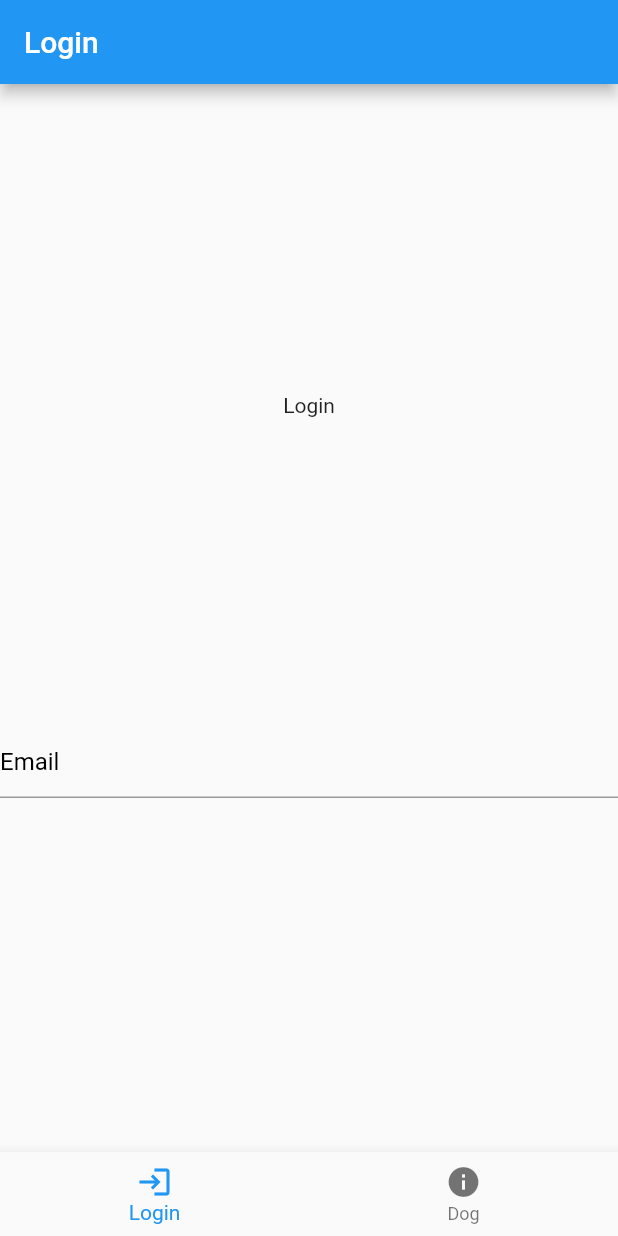
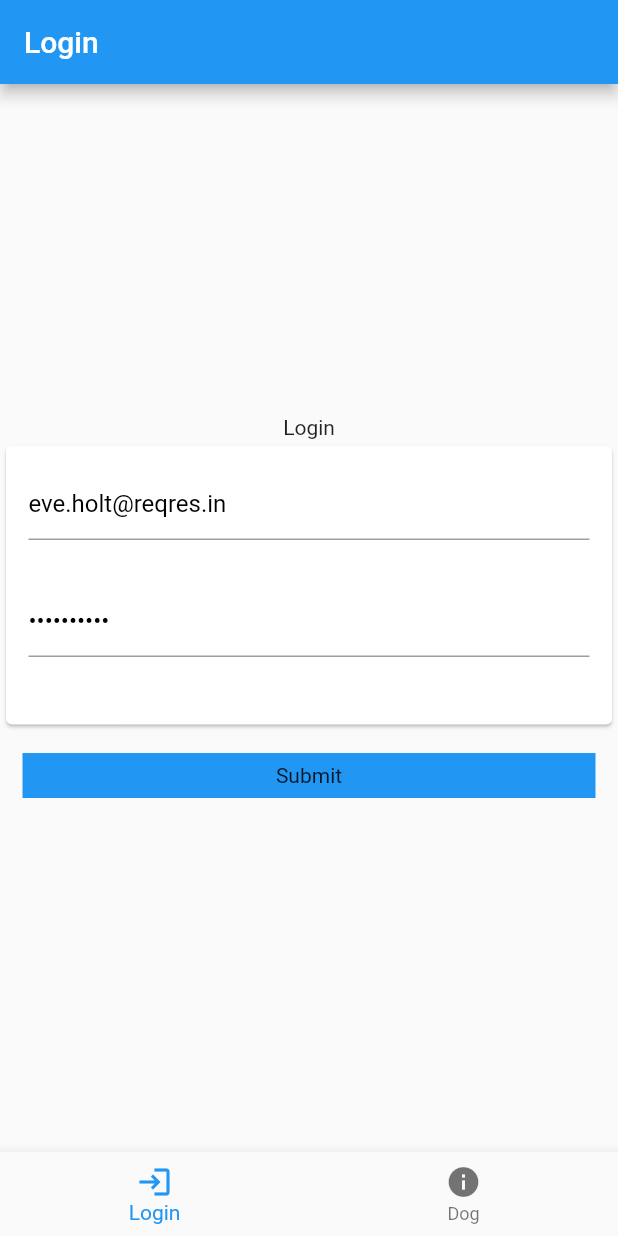
Before and after one commit to ectrema/dog_app_bloc, a Flutter app: the screen it shows after launch, on a phone screen of 412 x 824 dp. Run offline on Flutter 3.47's test engine with Material 2 defaults, Android fonts, the phone set to English and light mode, and no system bars; our stand-ins replace bloc, dio, flutter_bloc.

Commit message:
login work

```diff
--- /dev/null
+++ b/lib/bloc/password/password_event.dart
@@ -0,0 +1,6 @@
+abstract class PasswordEvent {}
+
+class PasswordEventSubmit extends PasswordEvent {
+  final String password;
+  PasswordEventSubmit(this.password);
+}
--- /dev/null
+++ b/lib/bloc/password/password_state.dart
@@ -0,0 +1,12 @@
+enum FieldError { Empty, Invalid }
+
+class PasswordState {
+  final bool isBusy;
+  final FieldError passwordError;
+  final bool submissionSuccess;
+  PasswordState({
+    this.isBusy = false,
+    this.passwordError = FieldError.Empty,
+    this.submissionSuccess = false,
+  });
+}
--- a/lib/presentation/home/login/login_view.dart
+++ b/lib/presentation/home/login/login_view.dart
@@ -1,5 +1,11 @@
+import 'package:dio/dio.dart';
 import 'package:dog_app_bloc/bloc/email/email.dart';
+import 'package:dog_app_bloc/bloc/email/email_event.dart';
 import 'package:dog_app_bloc/bloc/email/email_state.dart';
+import 'package:dog_app_bloc/bloc/password/password.dart';
+import 'package:dog_app_bloc/bloc/password/password_event.dart';
+import 'package:dog_app_bloc/bloc/password/password_state.dart';
+import 'package:dog_app_bloc/repositories/login_repository.dart';
 import 'package:flutter/material.dart';
 import 'package:flutter_bloc/flutter_bloc.dart';
 
@@ -12,11 +18,14 @@ class LoginView extends StatefulWidget {
 
 class _LoginViewState extends State<LoginView> {
   EmailBloc? emailBloc;
-  final TextEditingController _emailController = TextEditingController();
+  PasswordBloc? password;
+  final TextEditingController _emailController = TextEditingController(text: 'eve.holt@reqres.in');
+  final TextEditingController _passwordController = TextEditingController(text: 'cityslicka');
 
   @override
   void initState() {
     emailBloc = EmailBloc(EmailState());
+    password = PasswordBloc(PasswordState());
     super.initState();
   }
 
@@ -25,16 +34,20 @@ class _LoginViewState extends State<LoginView> {
     return SizedBox(
       width: MediaQuery.of(context).size.width,
       child: Column(
-        mainAxisAlignment: MainAxisAlignment.spaceEvenly,
+        mainAxisAlignment: MainAxisAlignment.center,
         children: [
           const Text('Login'),
+          Card(
+            child: Padding(
+              padding: const EdgeInsets.all(15),
+              child: Column(
+                children: [
                   BlocBuilder<EmailBloc, EmailState>(
                     bloc: emailBloc,
                     builder: (context, state) {
                       if (state.isBusy) {
                         return const CircularProgressIndicator();
                       }
-
                       return Column(
                         mainAxisAlignment: MainAxisAlignment.center,
                         children: <Widget>[
@@ -58,13 +71,66 @@ class _LoginViewState extends State<LoginView> {
                       );
                     },
                   ),
+                  BlocBuilder<PasswordBloc, PasswordState>(
+                    bloc: password,
+                    builder: (context, state) {
+                      if (state.isBusy) {
+                        return const CircularProgressIndicator();
+                      }
+                      return Column(
+                        mainAxisAlignment: MainAxisAlignment.center,
+                        children: <Widget>[
+                          TextField(
+                            controller: _passwordController,
+                            style: const TextStyle(
+                              color: Colors.black,
+                            ),
+                            obscureText: true,
+                            decoration: const InputDecoration(
+                              hintText: 'Password',
+                              labelStyle: TextStyle(
+                                color: Colors.black,
+                              ),
+                              hintStyle: TextStyle(
+                                color: Colors.black,
+                              ),
+                            ),
+                          ),
+                          const SizedBox(height: 30),
+                        ],
+                      );
+                    },
+                  ),
+                ],
+              ),
+            ),
+          ),
+          InkWell(
+            child: Container(
+              color: Colors.blue,
+              margin: const EdgeInsets.all(15),
+              height: 30,
+              child: Text('Submit'),
+              alignment: Alignment.center,
+            ),
+            onTap: () async {
+              emailBloc!.add(EmailEventSubmit(_emailController.text));
+              password!.add(PasswordEventSubmit(_passwordController.text));
+              LoginRepository repository = LoginRepository(
+                client: Dio(
+                  BaseOptions(
+                    baseUrl: 'https://reqres.in/api',
+                  ),
+                ),
+              );
+              await repository.login(
+                email: _emailController.text,
+                password: _passwordController.text,
+              ).then((value) => print(value));
+            },
+          ),
         ],
       ),
     );
   }
 }
-                        // InkWell(
-                        //   child: Text('Submit'),
-                        //   onTap: () => _bloc.add(EmailEventSubmit(
-                        //       _emailController.text)),
-                        // ),
--- /dev/null
+++ b/lib/repositories/login_repository.dart
@@ -0,0 +1,20 @@
+import 'dart:convert';
+
+import 'package:dio/dio.dart';
+
+class LoginRepository {
+  final Dio client;
+
+  LoginRepository({required this.client});
+
+  Future<bool> login({String? email, String? password}) async {
+    Response response = await client.post(
+      '/login',
+      data: jsonEncode({
+        'email': email,
+        'password': password
+      }),
+    );
+    return response.statusCode == 200;
+  }
+}
```
Also changed, not shown: lib/bloc/password/password.dart (added, +33 -0 lines). Lines whose indentation alone changed are shown as unchanged.
